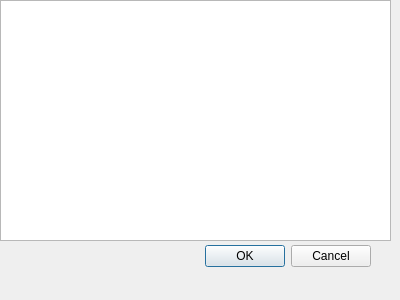
Above: selectordialog.ui from Firyst/GeneticTimetables before the change. Below: the same form after it.
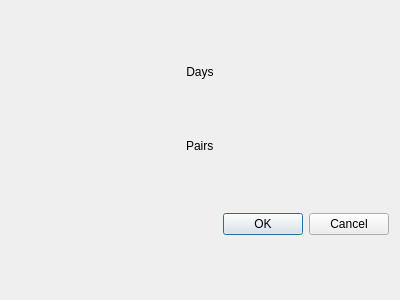
That is the form after the change.

Diff of the .ui file:
```diff
--- a/selectordialog.ui
+++ b/selectordialog.ui
@@ -13,15 +13,45 @@
   <property name="windowTitle">
    <string>Dialog</string>
   </property>
+  <layout class="QVBoxLayout" name="verticalLayout">
+   <item>
+    <widget class="QLabel" name="labelTop">
+     <property name="sizePolicy">
+      <sizepolicy hsizetype="Preferred" vsizetype="Fixed">
+       <horstretch>0</horstretch>
+       <verstretch>0</verstretch>
+      </sizepolicy>
+     </property>
+     <property name="text">
+      <string>Days</string>
+     </property>
+     <property name="alignment">
+      <set>Qt::AlignCenter</set>
+     </property>
+    </widget>
+   </item>
+   <item>
+    <layout class="QHBoxLayout" name="horizontalLayout">
+     <item>
+      <widget class="QLabel" name="labelLeft">
+       <property name="sizePolicy">
+        <sizepolicy hsizetype="Fixed" vsizetype="Preferred">
+         <horstretch>0</horstretch>
+         <verstretch>0</verstretch>
+        </sizepolicy>
+       </property>
+       <property name="text">
+        <string>Pairs</string>
+       </property>
+      </widget>
+     </item>
+     <item>
+      <layout class="QGridLayout" name="gridLayout"/>
+     </item>
+    </layout>
+   </item>
+   <item>
   <widget class="QDialogButtonBox" name="buttonBox">
-   <property name="geometry">
-    <rect>
-     <x>30</x>
-     <y>240</y>
-     <width>341</width>
-     <height>32</height>
-    </rect>
-   </property>
    <property name="toolTipDuration">
     <number>5</number>
    </property>
@@ -32,25 +62,8 @@
     <set>QDialogButtonBox::Cancel|QDialogButtonBox::Ok</set>
    </property>
   </widget>
-  <widget class="QWidget" name="horizontalLayoutWidget">
-   <property name="geometry">
-    <rect>
-     <x>0</x>
-     <y>0</y>
-     <width>391</width>
-     <height>241</height>
-    </rect>
-   </property>
-   <layout class="QHBoxLayout" name="horizontalLayout">
-    <item>
-     <widget class="QTableWidget" name="tableWidget">
-      <property name="styleSheet">
-       <string notr="true">qproperty-alignment: AlignCenter;</string>
-      </property>
-     </widget>
-    </item>
-   </layout>
-  </widget>
+   </item>
+  </layout>
  </widget>
  <resources/>
  <connections>
```
Lines whose indentation alone changed are shown as unchanged.
